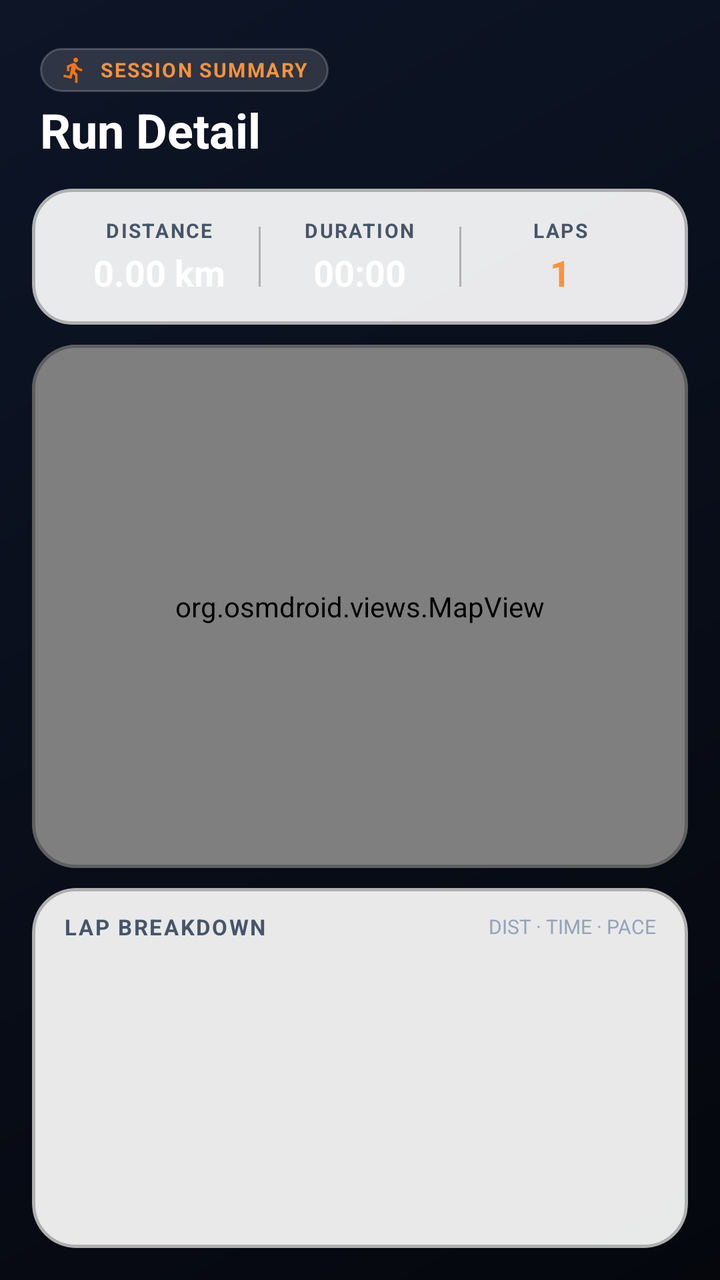
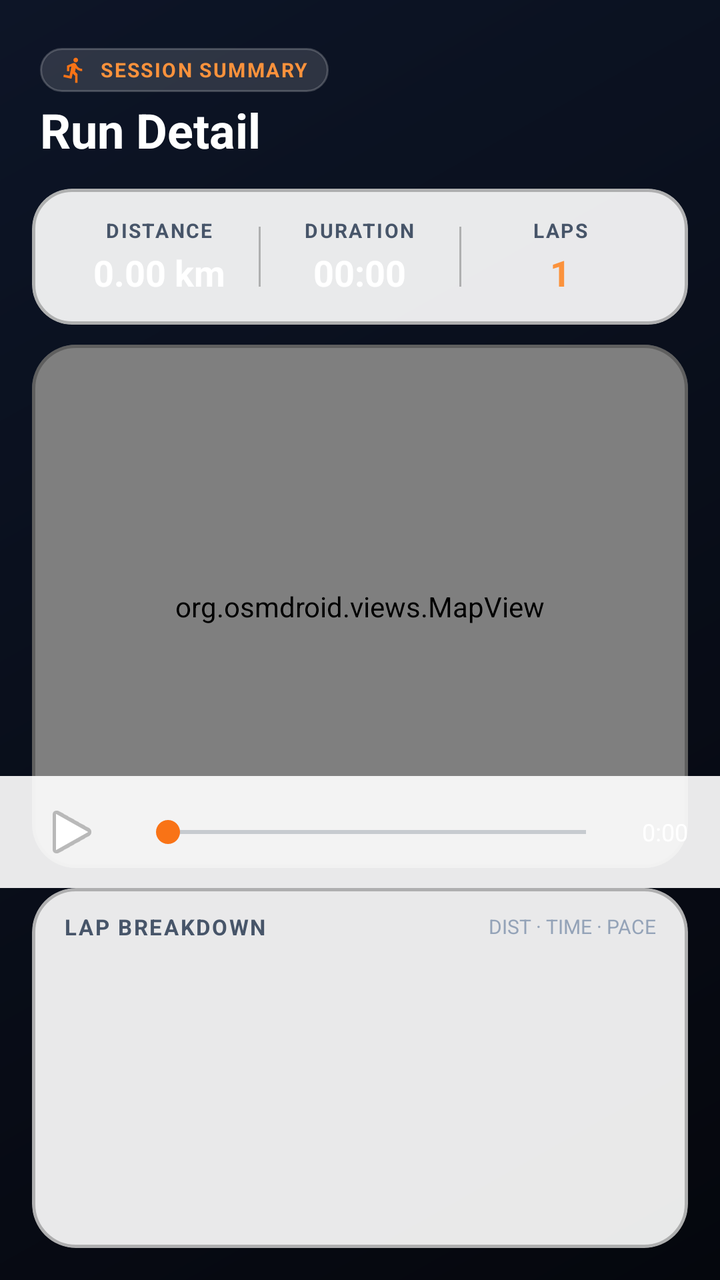

Two renders of the same Android screen: before a commit and after it. Below are the layout's source before the change and the commit's diff.
<!-- AndroidManifest.xml: application theme Theme.ShameTracker -->
<!-- res/layout/fragment_session_detail.xml -->
<?xml version="1.0" encoding="utf-8"?>
<androidx.constraintlayout.widget.ConstraintLayout
    xmlns:android="http://schemas.android.com/apk/res/android"
    xmlns:app="http://schemas.android.com/apk/res-auto"
    xmlns:tools="http://schemas.android.com/tools"
    android:layout_width="match_parent"
    android:layout_height="match_parent"
    android:background="@drawable/bg_dark_canvas">

    
    <LinearLayout
        android:id="@+id/headerDetail"
        android:layout_width="match_parent"
        android:layout_height="wrap_content"
        android:orientation="vertical"
        android:paddingHorizontal="20dp"
        android:paddingTop="24dp"
        android:paddingBottom="10dp"
        app:layout_constraintTop_toTopOf="parent"
        app:layout_constraintStart_toStartOf="parent"
        app:layout_constraintEnd_toEndOf="parent">

        <LinearLayout
            android:layout_width="wrap_content"
            android:layout_height="wrap_content"
            android:orientation="horizontal"
            android:gravity="center_vertical"
            android:background="@drawable/bg_glass_chip"
            android:paddingHorizontal="10dp"
            android:paddingVertical="4dp"
            android:layout_marginBottom="6dp">

            <ImageView
                android:layout_width="14dp"
                android:layout_height="14dp"
                android:src="@drawable/ic_directions_run"
                app:tint="@color/accent"
                android:layout_marginEnd="6dp"
                android:contentDescription="@null" />

            <TextView
                android:layout_width="wrap_content"
                android:layout_height="wrap_content"
                android:text="SESSION SUMMARY"
                android:textSize="10sp"
                android:textStyle="bold"
                android:letterSpacing="0.08"
                android:textColor="@color/accent_light" />
        </LinearLayout>

        <TextView
            android:id="@+id/tvDetailTitle"
            android:layout_width="wrap_content"
            android:layout_height="wrap_content"
            android:text="Run Detail"
            android:textSize="24sp"
            android:textStyle="bold"
            android:textColor="#FFFFFF"
            android:includeFontPadding="false" />
    </LinearLayout>

    
    <com.google.android.material.card.MaterialCardView
        android:id="@+id/cardMetrics"
        android:layout_width="match_parent"
        android:layout_height="wrap_content"
        android:layout_marginHorizontal="16dp"
        android:layout_marginTop="4dp"
        app:cardCornerRadius="20dp"
        app:cardElevation="0dp"
        app:cardBackgroundColor="@color/glass_card_surface"
        app:strokeColor="@color/glass_border"
        app:strokeWidth="1.5dp"
        app:layout_constraintTop_toBottomOf="@id/headerDetail"
        app:layout_constraintStart_toStartOf="parent"
        app:layout_constraintEnd_toEndOf="parent">

        <LinearLayout
            android:layout_width="match_parent"
            android:layout_height="wrap_content"
            android:orientation="vertical"
            android:padding="14dp">

            
            <LinearLayout
                android:layout_width="match_parent"
                android:layout_height="wrap_content"
                android:orientation="horizontal"
                android:baselineAligned="false"
                android:weightSum="3">

                
                <LinearLayout
                    android:layout_width="0dp"
                    android:layout_height="wrap_content"
                    android:layout_weight="1"
                    android:orientation="vertical"
                    android:gravity="center">

                    <TextView
                        android:layout_width="wrap_content"
                        android:layout_height="wrap_content"
                        android:text="DISTANCE"
                        android:textSize="10sp"
                        android:textStyle="bold"
                        android:letterSpacing="0.08"
                        android:textColor="@color/on_surface_medium" />

                    <TextView
                        android:id="@+id/tvDetailDistance"
                        android:layout_width="wrap_content"
                        android:layout_height="wrap_content"
                        android:text="0.00 km"
                        android:textSize="18sp"
                        android:textStyle="bold"
                        android:textColor="#FFFFFF"
                        android:layout_marginTop="2dp" />
                </LinearLayout>

                
                <View
                    android:layout_width="1dp"
                    android:layout_height="30dp"
                    android:layout_gravity="center_vertical"
                    android:background="@color/glass_border" />

                
                <LinearLayout
                    android:layout_width="0dp"
                    android:layout_height="wrap_content"
                    android:layout_weight="1"
                    android:orientation="vertical"
                    android:gravity="center">

                    <TextView
                        android:layout_width="wrap_content"
                        android:layout_height="wrap_content"
                        android:text="DURATION"
                        android:textSize="10sp"
                        android:textStyle="bold"
                        android:letterSpacing="0.08"
                        android:textColor="@color/on_surface_medium" />

                    <TextView
                        android:id="@+id/tvDetailDuration"
                        android:layout_width="wrap_content"
                        android:layout_height="wrap_content"
                        android:text="00:00"
                        android:textSize="18sp"
                        android:textStyle="bold"
                        android:textColor="#FFFFFF"
                        android:layout_marginTop="2dp" />
                </LinearLayout>

                
                <View
                    android:layout_width="1dp"
                    android:layout_height="30dp"
                    android:layout_gravity="center_vertical"
                    android:background="@color/glass_border" />

                
                <LinearLayout
                    android:layout_width="0dp"
                    android:layout_height="wrap_content"
                    android:layout_weight="1"
                    android:orientation="vertical"
                    android:gravity="center">

                    <TextView
                        android:layout_width="wrap_content"
                        android:layout_height="wrap_content"
                        android:text="LAPS"
                        android:textSize="10sp"
                        android:textStyle="bold"
                        android:letterSpacing="0.08"
                        android:textColor="@color/on_surface_medium" />

                    <TextView
                        android:id="@+id/tvDetailLaps"
                        android:layout_width="wrap_content"
                        android:layout_height="wrap_content"
                        android:text="1"
                        android:textSize="18sp"
                        android:textStyle="bold"
                        android:textColor="@color/accent_light"
                        android:layout_marginTop="2dp" />
                </LinearLayout>

            </LinearLayout>

            
            <TextView
                android:id="@+id/tvDetailStats"
                android:layout_width="match_parent"
                android:layout_height="wrap_content"
                android:visibility="gone" />

        </LinearLayout>
    </com.google.android.material.card.MaterialCardView>

    
    <com.google.android.material.card.MaterialCardView
        android:id="@+id/cardMapContainer"
        android:layout_width="match_parent"
        android:layout_height="0dp"
        android:layout_marginHorizontal="16dp"
        android:layout_marginTop="10dp"
        android:layout_marginBottom="10dp"
        app:cardCornerRadius="22dp"
        app:cardElevation="0dp"
        app:strokeColor="@color/glass_border"
        app:strokeWidth="1.5dp"
        app:cardBackgroundColor="#0F172A"
        app:layout_constraintTop_toBottomOf="@id/cardMetrics"
        app:layout_constraintBottom_toTopOf="@id/bottomPanel"
        app:layout_constraintStart_toStartOf="parent"
        app:layout_constraintEnd_toEndOf="parent">

        <org.osmdroid.views.MapView
            android:id="@+id/mapView"
            android:layout_width="match_parent"
            android:layout_height="match_parent" />
    </com.google.android.material.card.MaterialCardView>

    
    <com.google.android.material.card.MaterialCardView
        android:id="@+id/bottomPanel"
        android:layout_width="match_parent"
        android:layout_height="180dp"
        android:layout_marginHorizontal="16dp"
        android:layout_marginBottom="16dp"
        app:cardCornerRadius="22dp"
        app:cardElevation="0dp"
        app:cardBackgroundColor="@color/glass_card_surface"
        app:strokeColor="@color/glass_border"
        app:strokeWidth="1.5dp"
        app:layout_constraintBottom_toBottomOf="parent"
        app:layout_constraintStart_toStartOf="parent"
        app:layout_constraintEnd_toEndOf="parent">

        <LinearLayout
            android:layout_width="match_parent"
            android:layout_height="match_parent"
            android:orientation="vertical">

            <LinearLayout
                android:layout_width="match_parent"
                android:layout_height="wrap_content"
                android:orientation="horizontal"
                android:gravity="center_vertical"
                android:paddingHorizontal="16dp"
                android:paddingTop="12dp"
                android:paddingBottom="6dp">

                <TextView
                    android:layout_width="0dp"
                    android:layout_height="wrap_content"
                    android:layout_weight="1"
                    android:text="LAP BREAKDOWN"
                    android:textSize="11sp"
                    android:textStyle="bold"
                    android:letterSpacing="0.08"
                    android:textColor="@color/on_surface_medium" />

                <TextView
                    android:layout_width="wrap_content"
                    android:layout_height="wrap_content"
                    android:text="DIST · TIME · PACE"
                    android:textSize="10sp"
                    android:textColor="@color/on_surface_muted" />
            </LinearLayout>

            <androidx.recyclerview.widget.RecyclerView
                android:id="@+id/rvDetailLaps"
                android:layout_width="match_parent"
                android:layout_height="match_parent"
                android:clipToPadding="false"
                android:paddingBottom="8dp" />
        </LinearLayout>
    </com.google.android.material.card.MaterialCardView>

</androidx.constraintlayout.widget.ConstraintLayout>
<!-- resources referenced by this layout -->
<resources>
  <color name="accent">#F97316</color>
  <color name="accent_light">#FB923C</color>
  <color name="glass_border">#40000000</color>
  <color name="glass_card_surface">#E8FFFFFF</color>
  <color name="on_surface_medium">#475569</color>
  <color name="on_surface_muted">#94A3B8</color>
  <!-- drawable bg_dark_canvas (drawable) -->
  <?xml version="1.0" encoding="utf-8"?>
  <shape xmlns:android="http://schemas.android.com/apk/res/android"
      android:shape="rectangle">
      <gradient
          android:type="linear"
          android:angle="315"
          android:startColor="#0D1527"
          android:centerColor="#090E1A"
          android:endColor="#05070D" />
  </shape>
  <!-- drawable bg_glass_chip (drawable) -->
  <?xml version="1.0" encoding="utf-8"?>
  <shape xmlns:android="http://schemas.android.com/apk/res/android"
      android:shape="rectangle">
      <corners android:radius="100dp" />
      <solid android:color="#24FFFFFF" />
      <stroke
          android:width="1dp"
          android:color="#33FFFFFF" />
  </shape>
  <!-- drawable ic_directions_run (drawable) -->
  <vector xmlns:android="http://schemas.android.com/apk/res/android"
      android:width="24dp"
      android:height="24dp"
      android:viewportWidth="24"
      android:viewportHeight="24">
      <path
          android:fillColor="#FFFFFFFF"
          android:pathData="M13.49,5.48c1.1,0 2,-0.9 2,-2s-0.9,-2 -2,-2 -2,0.9 -2,2 0.9,2 2,2zm-3.6,13.9l1,-4.4 2.1,2v6h2v-7.5l-2.1,-2 0.6,-3c1.3,1.5 3.3,2.5 5.5,2.5v-2c-1.9,0 -3.5,-1 -4.3,-2.4l-1,-1.6c-0.4,-0.6 -1,-1 -1.7,-1 -0.3,0 -0.5,0.1 -0.8,0.1l-5.2,2.2v4.7h2v-3.4l1.8,-0.7 -1.6,8.1 -4.9,-1 -0.4,2 6.9,1.5z"/>
  </vector>
  <style name="Theme.ShameTracker" parent="Theme.MaterialComponents.DayNight.NoActionBar">
          <item name="colorPrimary">@color/primary</item>
          <item name="colorPrimaryVariant">@color/primary_variant</item>
          <item name="colorOnPrimary">@color/on_primary</item>
          <item name="colorSecondary">@color/accent</item>
          <item name="colorSecondaryVariant">@color/accent_light</item>
          <item name="android:colorBackground">@color/background</item>
          <item name="colorSurface">@color/surface</item>
          <item name="colorOnSurface">@color/on_surface</item>
          <item name="android:windowBackground">@drawable/bg_light_canvas</item>
          <item name="android:statusBarColor">@color/primary</item>
          <item name="android:navigationBarColor">@color/background</item>
          <item name="android:textColor">@color/on_surface</item>
          <item name="android:textColorSecondary">@color/on_surface_medium</item>
      </style>
  <color name="primary">#3B82F6</color>
  <color name="primary_variant">#1D4ED8</color>
  <color name="on_primary">#FFFFFF</color>
  <color name="background">#EFF6FF</color>
  <color name="surface">#FFFFFF</color>
  <color name="on_surface">#0F172A</color>
  <!-- drawable bg_light_canvas (drawable) -->
  <?xml version="1.0" encoding="utf-8"?>
  <shape xmlns:android="http://schemas.android.com/apk/res/android"
      android:shape="rectangle">
      <gradient
          android:type="linear"
          android:angle="315"
          android:startColor="#EFF6FF"
          android:centerColor="#F8FAFF"
          android:endColor="#EEF2FF" />
  </shape>
</resources>

<!-- the commit's change to res/layout/fragment_session_detail.xml (unified diff, before → after) -->
@@ -224,6 +224,44 @@
     </com.google.android.material.card.MaterialCardView>
 
     
+    <LinearLayout
+        android:id="@+id/replayControls"
+        android:layout_width="match_parent"
+        android:layout_height="wrap_content"
+        android:orientation="horizontal"
+        android:gravity="center_vertical"
+        android:paddingHorizontal="16dp"
+        android:paddingVertical="8dp"
+        android:background="@color/glass_card_surface"
+        app:layout_constraintBottom_toTopOf="@id/bottomPanel"
+        app:layout_constraintStart_toStartOf="parent"
+        app:layout_constraintEnd_toEndOf="parent">
+
+        <ImageButton
+            android:id="@+id/btnReplayPlay"
+            android:layout_width="40dp"
+            android:layout_height="40dp"
+            android:background="@android:color/transparent"
+            android:src="@android:drawable/ic_media_play"
+            android:contentDescription="Play replay" />
+
+        <SeekBar
+            android:id="@+id/seekReplay"
+            android:layout_width="0dp"
+            android:layout_height="wrap_content"
+            android:layout_weight="1"
+            android:layout_marginHorizontal="12dp" />
+
+        <TextView
+            android:id="@+id/tvReplayTime"
+            android:layout_width="wrap_content"
+            android:layout_height="wrap_content"
+            android:text="0:00"
+            android:textColor="#FFFFFF"
+            android:textSize="12sp" />
+    </LinearLayout>
+
+    
     <com.google.android.material.card.MaterialCardView
         android:id="@+id/bottomPanel"
         android:layout_width="match_parent"
